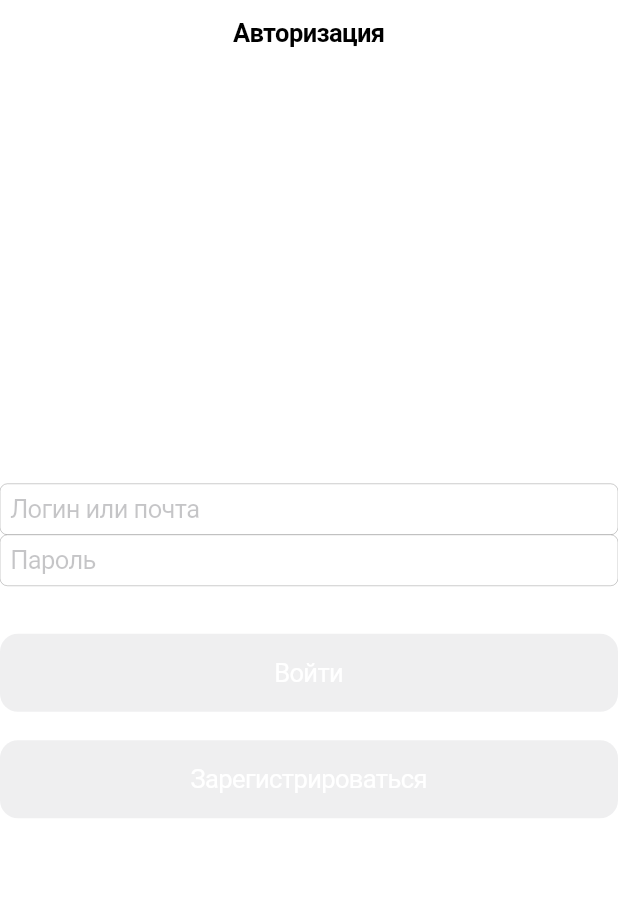
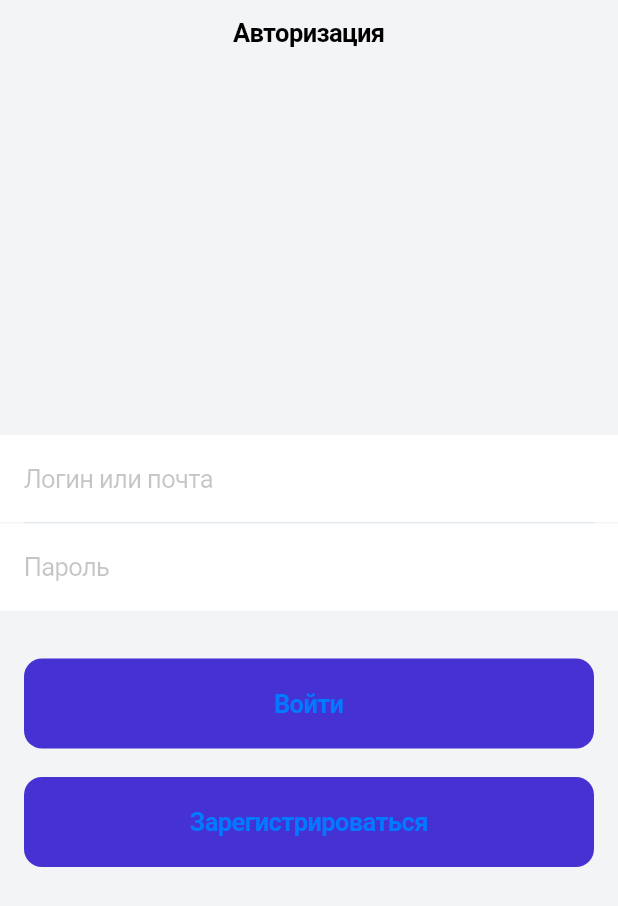
Before and after one commit to Yersyn-K/hello_flutter, a Flutter app: the screen it shows after launch, on a phone screen of 412 x 824 dp. Shown: the top 906 px of the screen. Run offline on Flutter 3.47's test engine with Material 2 defaults, Android fonts, the phone set to English and light mode, and no system bars.

Commit message:
Second Commit

```diff
--- a/lib/src/screens/auth/auth_screen.dart
+++ b/lib/src/screens/auth/auth_screen.dart
@@ -6,33 +6,61 @@ class AuthScreen extends StatelessWidget {
   @override
   Widget build(BuildContext context) {
     return CupertinoPageScaffold(
+      backgroundColor: Color(0xFFF3F4F6),
       navigationBar: const CupertinoNavigationBar(
+        backgroundColor: CupertinoColors.white,
+        border: Border(),
         middle: Text('Авторизация'),
       ),
       child: SafeArea(
         child: Column(
           mainAxisAlignment: MainAxisAlignment.center,
           crossAxisAlignment: CrossAxisAlignment.stretch,
-          children: const [
-            CupertinoTextField(
+          children: [
+            const CupertinoTextField(
               placeholder: 'Логин или почта',
+              padding: EdgeInsets.symmetric(vertical: 19, horizontal: 16),
+              decoration: BoxDecoration(color: CupertinoColors.white),
             ),
-            CupertinoTextField(
+            Container(
+              height: 1,
+              color: Color(0xFFE0E6ED),
+              margin: const EdgeInsets.symmetric(horizontal: 16),
+            ),
+            const CupertinoTextField(
               placeholder: 'Пароль',
+              padding: EdgeInsets.symmetric(vertical: 19, horizontal: 16),
+              decoration: BoxDecoration(color: CupertinoColors.white),
             ),
-            SizedBox(
+            const SizedBox(
               height: 32,
             ),
-            CupertinoButton.filled(
-              child: Text('Войти'),
-              onPressed: null,
+            Padding(
+              padding: const EdgeInsets.symmetric(horizontal: 16),
+              child: CupertinoButton(
+                padding: const EdgeInsets.symmetric(vertical: 20),
+                color: Color(0xFF4631D2),
+                child: const Text(
+                  'Войти',
+                  style: TextStyle(fontWeight: FontWeight.bold),
+                ),
+                onPressed: () {},
+              ),
             ),
-            SizedBox(
+            const SizedBox(
               height: 19,
             ),
-            CupertinoButton.filled(
-              child: Text('Зарегистрироваться'),
-              onPressed: null,
+            Padding(
+              padding: const EdgeInsets.symmetric(horizontal: 16),
+              child: CupertinoButton(
+                padding: const EdgeInsets.symmetric(vertical: 20),
+                color: Color(0xFF4631D2),
+                child: const Text(
+                  'Зарегистрироваться',
+                  style: TextStyle(fontWeight: FontWeight.bold),
+                ),
+                onPressed: () {},
+              ),
             ),
           ],
         ),
```
